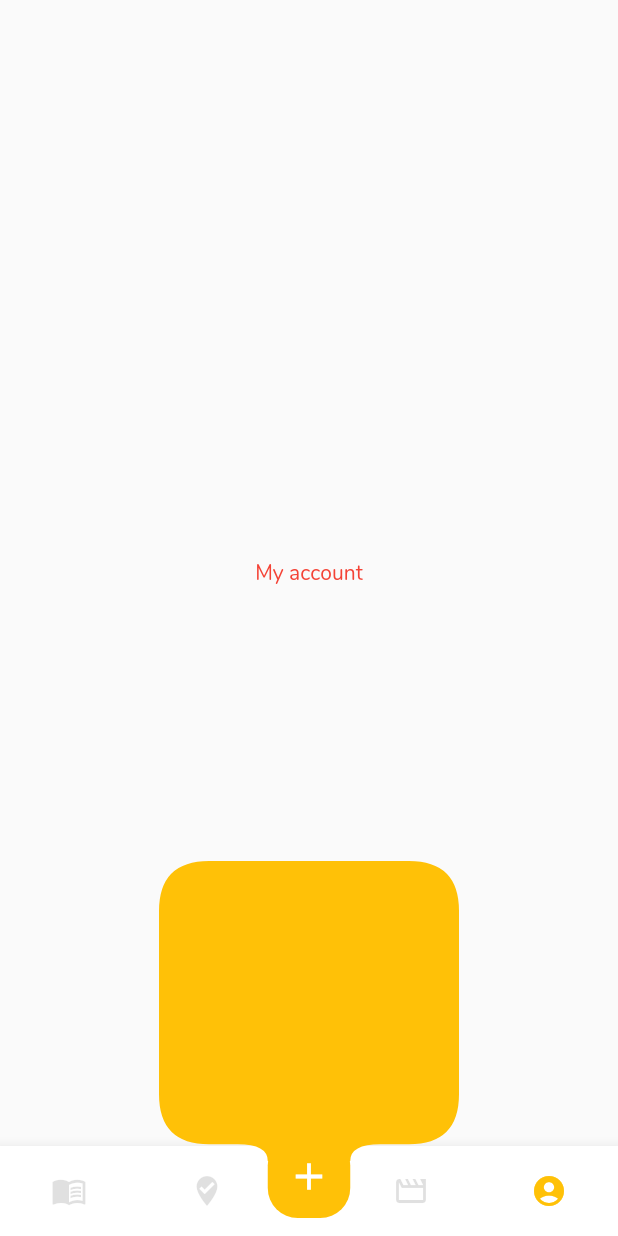
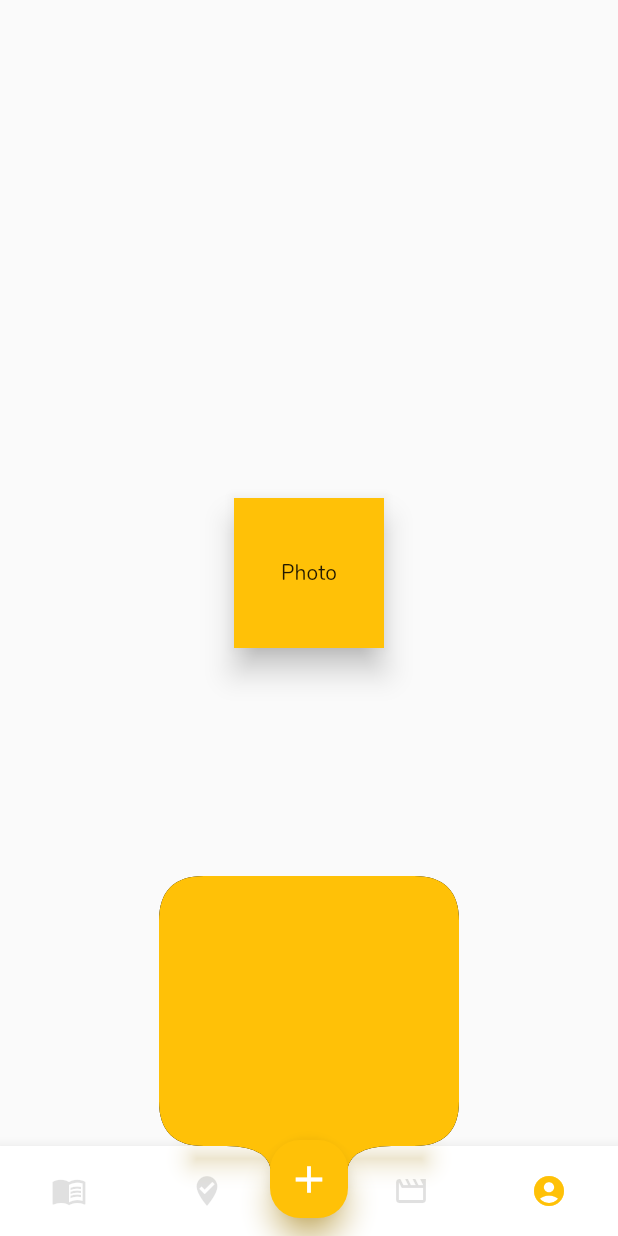
Before and after one commit to drosaslin/DaCa-FrontEnd, a Flutter app: the screen it shows after launch, item 5 of the bottom bar chosen, after a tap on the "add" icon, on a phone screen of 412 x 824 dp. Run offline on Flutter 3.47's test engine with Material 2 defaults, Android fonts, the phone set to English and light mode, and no system bars; our stand-ins replace flutter_rating_bar, flutter_secure_storage, flutter_speed_dial, fluttertoast, geolocator, google_maps_flutter and 3 more; missing offline and left inert: gender_selection, google_place.

Commit message:
button shadows and shape finished

```diff
--- a/daca/lib/views/account.dart
+++ b/daca/lib/views/account.dart
@@ -3,6 +3,17 @@ import 'package:flutter/material.dart';
 class Account extends StatelessWidget {
   @override
   Widget build(BuildContext context) {
-    return Center(child: Text('My account', style: TextStyle(color: Colors.red)));
+    return Center(
+      child: PhysicalModel(
+        color: Colors.black,
+        elevation: 8.0,
+        child: Container(
+          alignment: Alignment.center,
+          color: Colors.amber,
+          child: Text('Photo'),
+          constraints: BoxConstraints(maxWidth: 100, maxHeight: 100),
+        ),
+      ),
+    );
   }
 }
--- a/daca/lib/views/tab_navigator_view.dart
+++ b/daca/lib/views/tab_navigator_view.dart
@@ -37,10 +37,11 @@ class _TabControllerState extends State<TabController>
   PageController pageController;
   final MapViewModel mapViewModel = MapViewModel();
   final MapSearchViewModel mapSearchViewModel = MapSearchViewModel();
-  double height = 0;
-  double width = 40;
-  double heightDelta = 200;
-  double widthDelta = 160;
+  double height = 1;
+  double width = 10;
+  double heightDelta = 199;
+  double widthDelta = 190;
+  bool animationEnd = false;
 
   @override
   void initState() {
@@ -89,7 +90,26 @@ class _TabControllerState extends State<TabController>
                 TabItemsWidget(onTabChangeCallback: this.onTapChange),
           ),
           Positioned.fill(
-            bottom: 50,
+            bottom: 67,
+            child: Visibility(
+              visible: animationEnd,
+              child: Align(
+                alignment: Alignment.bottomCenter,
+                child: PhysicalModel(
+                  color: Colors.amber,
+                  shadowColor: Colors.amber,
+                  elevation: 8,
+                  child: Container(
+                    width: width > 50 ? width - 50 : 0,
+                    height: 1,
+                    color: Colors.transparent,
+                  ),
+                ),
+              ),
+            ),
+          ),
+          Positioned.fill(
+            bottom: 40,
             child: Align(
               alignment: Alignment.bottomCenter,
               child: AnimatedContainer(
@@ -98,6 +118,11 @@ class _TabControllerState extends State<TabController>
                 width: width,
                 height: height,
                 child: CustomButtonShape(),
+                onEnd: () {
+                  setState(() {
+                    animationEnd = true;
+                  });
+                },
               ),
             ),
           ),
@@ -109,6 +134,7 @@ class _TabControllerState extends State<TabController>
                 onTap: () {
                   setState(
                     () {
+                      animationEnd = false;
                       width += widthDelta;
                       height += heightDelta;
                       heightDelta *= -1;
@@ -116,9 +142,14 @@ class _TabControllerState extends State<TabController>
                     },
                   );
                 },
+                child: PhysicalModel(
+                  color: Colors.amber,
+                  shadowColor: Colors.amber,
+                  elevation: 8,
+                  shape: BoxShape.circle,
                   child: Container(
-                  width: 55,
-                  height: 55,
+                    width: 52,
+                    height: 52,
                     decoration: BoxDecoration(
                       color: DaCaColors.primaryColor,
                       borderRadius: BorderRadius.all(Radius.circular(20)),
@@ -127,6 +158,7 @@ class _TabControllerState extends State<TabController>
                       Icons.add,
                       color: Colors.white,
                       size: 30,
+                    ),
                   ),
                 ),
               ),
@@ -201,61 +233,55 @@ class TabItemsWidget extends StatelessWidget {
 class CustomButtonShape extends StatelessWidget {
   @override
   Widget build(BuildContext context) {
-    return Container(
-      // color: Colors.green,
-      child: ClipPath(
+    return ClipPath(
+      child: PhysicalModel(
+        color: Colors.black,
+        elevation: 8.0,
         child: Container(
           width: double.infinity,
           height: double.infinity,
           color: DaCaColors.primaryColor,
         ),
+      ),
       clipper: CustomShape(),
-      ),
     );
   }
 }
 
 class CustomShape extends CustomClipper<Path> {
-  var radius = 10.0;
   @override
   Path getClip(Size size) {
     Path path = Path();
     double width = size.width;
     double height = size.height;
+    double box = 50;
+    double halfBox = box / 2;
+    double restPoint = height * 180 / 200;
+    double anglePoint = (width / 2 - halfBox);
+    double curve = width * 30 / 200;
 
-    double roundnessFactor = height / 6;
-    double bottomButtomHeight = height / 18;
+    path.moveTo(0, height * 3 / 4);
+    path.lineTo(0, height * 3 / 4);
 
-    path.lineTo(0, height - bottomButtomHeight - roundnessFactor);
-    path.quadraticBezierTo(0, height - bottomButtomHeight, roundnessFactor,
-        height - bottomButtomHeight);
+    path.quadraticBezierTo(0, restPoint, curve, restPoint);
 
-    path.lineTo(width - roundnessFactor, height - bottomButtomHeight);
-    path.quadraticBezierTo(width, height - bottomButtomHeight, width,
-        height - bottomButtomHeight - roundnessFactor);
+    path.lineTo(anglePoint - curve, restPoint);
+    path.quadraticBezierTo(anglePoint, restPoint, anglePoint, height);
 
-    path.lineTo(width, roundnessFactor);
-    path.quadraticBezierTo(width, 0, width - roundnessFactor, 0);
+    path.lineTo(anglePoint, height);
+    path.lineTo(anglePoint + box, height);
+    path.quadraticBezierTo(
+        anglePoint + box, restPoint, anglePoint + box + curve, restPoint);
+    path.lineTo(width - curve, restPoint);
 
-    path.lineTo(roundnessFactor, 0);
-    path.quadraticBezierTo(0, 0, 0, roundnessFactor);
+    path.quadraticBezierTo(width, restPoint, width, restPoint - curve);
+    path.lineTo(width, curve);
 
-    path.moveTo(width / 2 - 27.5 - 20, height - bottomButtomHeight);
-    path.quadraticBezierTo(width / 2 - 27.5, height - bottomButtomHeight,
-        width / 2 - 27.5, height);
+    path.quadraticBezierTo(width, 0, width - curve, 0);
 
-    path.lineTo(width / 2 + 27.5, height);
-    // path.lineTo(
-    // width / 2 - roundnessFactor, height - roundnessFactor);
-    // path.quadraticBezierTo(width / 2 - roundnessFactor, size.height,
-    //     width / 2, height);
-    // path.quadraticBezierTo(width / 2 + roundnessFactor, height,
-    //     width / 2 + roundnessFactor, height - roundnessFactor);
+    path.lineTo(curve, 0);
 
-    // path.lineTo(width / 2 + 27.5, height - bottomButtomHeight);
-
-    path.quadraticBezierTo(width / 2 + 27.5, height - bottomButtomHeight,
-        width / 2 + 27.5 + 20, height - bottomButtomHeight);
+    path.quadraticBezierTo(0, 0, 0, curve);
 
     return path;
   }
--- a/daca/pubspec.yaml
+++ b/daca/pubspec.yaml
@@ -32,7 +32,7 @@ dependencies:
   google_maps_flutter: ^1.0.10
   geolocator: ^5.3.1
   google_place: ^0.3.3
-  provider: ^4.3.2+4
+  provider: ^5.0.0
   font_awesome_flutter: ^8.11.0
   flutter_speed_dial: ^1.2.5
   flutter_google_places: ^0.2.6
```
Also changed, not shown: daca/pubspec.lock. Lines whose indentation alone changed are shown as unchanged.
